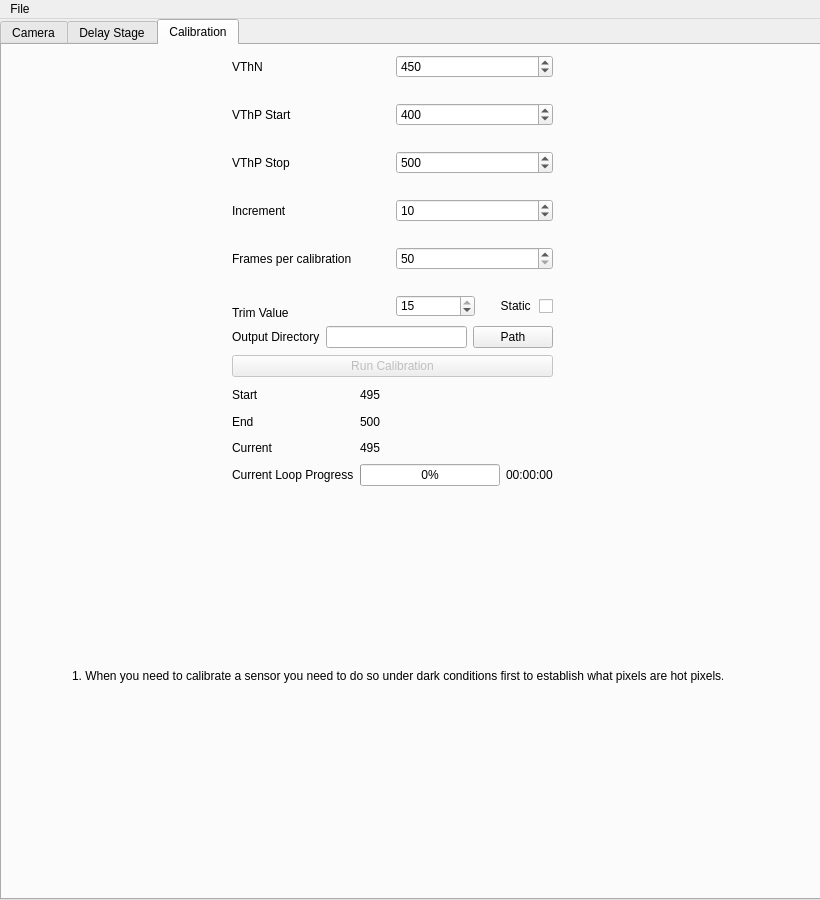
Above: image.ui from jrjfeath/PyMMS before the change. Below: the same form after it.
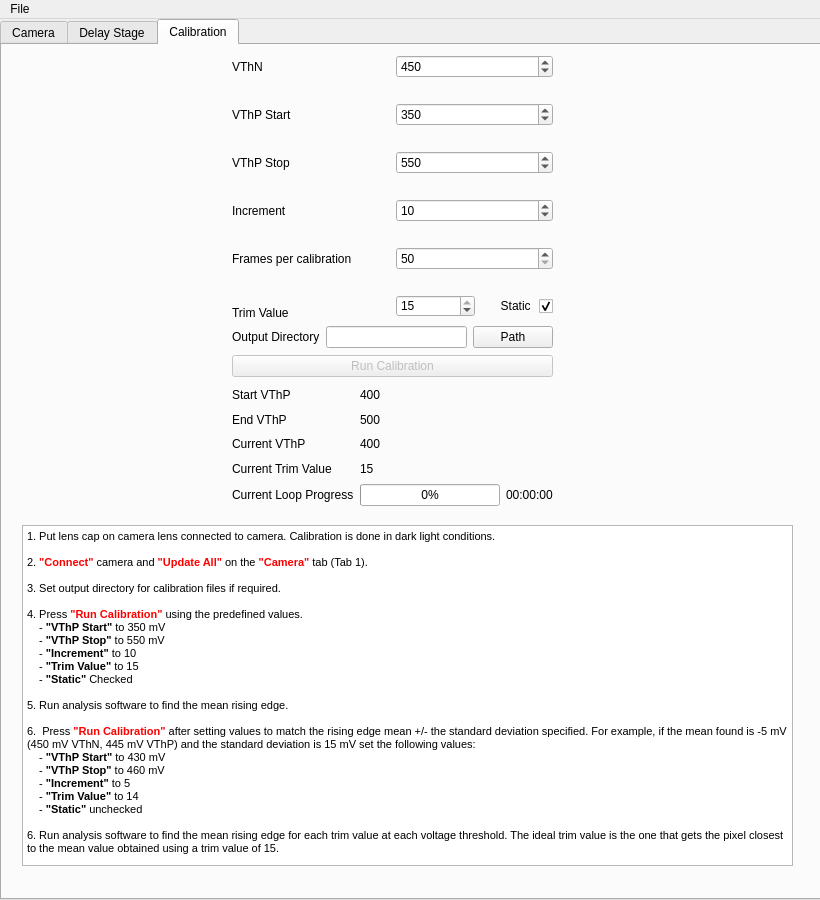
That is the form after the change. The open tabs and pages were chosen to show the change. Custom widgets are drawn as their Qt base class.

The edit to the form file:
```diff
--- a/image.ui
+++ b/image.ui
@@ -1762,37 +1762,31 @@
        </item>
       </layout>
      </widget>
-     <widget class="QLabel" name="label_43">
-      <property name="geometry">
-       <rect>
-        <x>70</x>
-        <y>590</y>
-        <width>651</width>
-        <height>81</height>
-       </rect>
-      </property>
-      <property name="text">
-       <string>1. When you need to calibrate a sensor you need to do so under dark conditions first to establish what pixels are hot pixels.</string>
-      </property>
-     </widget>
      <widget class="QWidget" name="gridLayoutWidget_13">
       <property name="geometry">
        <rect>
         <x>230</x>
         <y>340</y>
         <width>321</width>
-        <height>101</height>
+        <height>121</height>
        </rect>
       </property>
       <layout class="QGridLayout" name="gridLayout_13">
+       <item row="5" column="2">
+        <widget class="QLabel" name="_cal_remaining">
+         <property name="text">
+          <string>00:00:00</string>
+         </property>
+        </widget>
+       </item>
        <item row="3" column="0">
         <widget class="QLabel" name="label_49">
          <property name="text">
-          <string>Current</string>
+          <string>Current VThP</string>
          </property>
         </widget>
        </item>
-       <item row="4" column="1">
+       <item row="5" column="1">
         <widget class="QProgressBar" name="_cal_progress">
          <property name="value">
           <number>0</number>
@@ -1808,7 +1802,7 @@
          </property>
         </widget>
        </item>
-       <item row="4" column="0">
+       <item row="5" column="0">
         <widget class="QLabel" name="label_44">
          <property name="text">
           <string>Current Loop Progress</string>
@@ -1818,7 +1812,7 @@
        <item row="0" column="1">
         <widget class="QLabel" name="_cal_start_l">
          <property name="text">
-          <string>495</string>
+          <string>400</string>
          </property>
         </widget>
        </item>
@@ -1832,28 +1826,35 @@
        <item row="2" column="0">
         <widget class="QLabel" name="label_47">
          <property name="text">
-          <string>End</string>
+          <string>End VThP</string>
          </property>
         </widget>
        </item>
        <item row="0" column="0">
         <widget class="QLabel" name="label_45">
          <property name="text">
-          <string>Start</string>
+          <string>Start VThP</string>
          </property>
         </widget>
        </item>
        <item row="3" column="1">
         <widget class="QLabel" name="_self_cur_l">
          <property name="text">
-          <string>495</string>
+          <string>400</string>
          </property>
         </widget>
        </item>
-       <item row="4" column="2">
-        <widget class="QLabel" name="_cal_remaining">
+       <item row="4" column="0">
+        <widget class="QLabel" name="label_48">
          <property name="text">
-          <string>00:00:00</string>
+          <string>Current Trim Value</string>
+         </property>
+        </widget>
+       </item>
+       <item row="4" column="1">
+        <widget class="QLabel" name="_cal_trim_value">
+         <property name="text">
+          <string>15</string>
          </property>
         </widget>
        </item>
@@ -1928,7 +1929,7 @@
           <number>1000</number>
          </property>
          <property name="value">
-          <number>400</number>
+          <number>350</number>
          </property>
         </widget>
        </item>
@@ -1968,6 +1969,9 @@
            <property name="text">
             <string>Static </string>
            </property>
+           <property name="checked">
+            <bool>true</bool>
+           </property>
           </widget>
          </item>
         </layout>
@@ -1999,12 +2003,51 @@
           <number>1000</number>
          </property>
          <property name="value">
-          <number>500</number>
+          <number>550</number>
          </property>
         </widget>
        </item>
       </layout>
      </widget>
+     <widget class="QTextEdit" name="textEdit">
+      <property name="geometry">
+       <rect>
+        <x>20</x>
+        <y>480</y>
+        <width>771</width>
+        <height>341</height>
+       </rect>
+      </property>
+      <property name="html">
+       <string>&lt;!DOCTYPE HTML PUBLIC &quot;-//W3C//DTD HTML 4.0//EN&quot; &quot;http://www.w3.org/TR/REC-html40/strict.dtd&quot;&gt;
+&lt;html&gt;&lt;head&gt;&lt;meta name=&quot;qrichtext&quot; content=&quot;1&quot; /&gt;&lt;style type=&quot;text/css&quot;&gt;
+p, li { white-space: pre-wrap; }
+&lt;/style&gt;&lt;/head&gt;&lt;body style=&quot; font-family:'MS Shell Dlg 2'; font-size:8.25pt; font-weight:400; font-style:normal;&quot;&gt;
+&lt;p style=&quot; margin-top:0px; margin-bottom:0px; margin-left:0px; margin-right:0px; -qt-block-indent:0; text-indent:0px;&quot;&gt;&lt;span style=&quot; font-size:8pt;&quot;&gt;1. Put lens cap on camera lens connected to camera. Calibration is done in dark light conditions.&lt;/span&gt;&lt;/p&gt;
+&lt;p style=&quot;-qt-paragraph-type:empty; margin-top:0px; margin-bottom:0px; margin-left:0px; margin-right:0px; -qt-block-indent:0; text-indent:0px; font-size:8pt;&quot;&gt;&lt;br /&gt;&lt;/p&gt;
+&lt;p style=&quot; margin-top:0px; margin-bottom:0px; margin-left:0px; margin-right:0px; -qt-block-indent:0; text-indent:0px;&quot;&gt;&lt;span style=&quot; font-size:8pt;&quot;&gt;2. &lt;/span&gt;&lt;span style=&quot; font-size:8pt; font-weight:600; color:#ff0000;&quot;&gt;&amp;quot;Connect&amp;quot;&lt;/span&gt;&lt;span style=&quot; font-size:8pt;&quot;&gt; camera and&lt;/span&gt;&lt;span style=&quot; font-size:8pt; font-weight:600;&quot;&gt; &lt;/span&gt;&lt;span style=&quot; font-size:8pt; font-weight:600; color:#ff0000;&quot;&gt;&amp;quot;Update All&amp;quot;&lt;/span&gt;&lt;span style=&quot; font-size:8pt;&quot;&gt; on the &lt;/span&gt;&lt;span style=&quot; font-size:8pt; font-weight:600; color:#ff0000;&quot;&gt;&amp;quot;Camera&amp;quot;&lt;/span&gt;&lt;span style=&quot; font-size:8pt;&quot;&gt; tab (Tab 1).&lt;/span&gt;&lt;/p&gt;
+&lt;p style=&quot;-qt-paragraph-type:empty; margin-top:0px; margin-bottom:0px; margin-left:0px; margin-right:0px; -qt-block-indent:0; text-indent:0px; font-size:8pt;&quot;&gt;&lt;br /&gt;&lt;/p&gt;
+&lt;p style=&quot; margin-top:0px; margin-bottom:0px; margin-left:0px; margin-right:0px; -qt-block-indent:0; text-indent:0px;&quot;&gt;&lt;span style=&quot; font-size:8pt;&quot;&gt;3. Set output directory for calibration files if required.&lt;/span&gt;&lt;/p&gt;
+&lt;p style=&quot;-qt-paragraph-type:empty; margin-top:0px; margin-bottom:0px; margin-left:0px; margin-right:0px; -qt-block-indent:0; text-indent:0px; font-size:8pt;&quot;&gt;&lt;br /&gt;&lt;/p&gt;
+&lt;p style=&quot; margin-top:0px; margin-bottom:0px; margin-left:0px; margin-right:0px; -qt-block-indent:0; text-indent:0px;&quot;&gt;&lt;span style=&quot; font-size:8pt;&quot;&gt;4. Press &lt;/span&gt;&lt;span style=&quot; font-size:8pt; font-weight:600; color:#ff0000;&quot;&gt;&amp;quot;Run Calibration&amp;quot;&lt;/span&gt;&lt;span style=&quot; font-size:8pt;&quot;&gt; using the predefined values.&lt;/span&gt;&lt;/p&gt;
+&lt;p style=&quot; margin-top:0px; margin-bottom:0px; margin-left:0px; margin-right:0px; -qt-block-indent:0; text-indent:0px;&quot;&gt;&lt;span style=&quot; font-size:8pt;&quot;&gt;    - &lt;/span&gt;&lt;span style=&quot; font-size:8pt; font-weight:600;&quot;&gt;&amp;quot;VThP Start&amp;quot;&lt;/span&gt;&lt;span style=&quot; font-size:8pt;&quot;&gt; to 350 mV &lt;/span&gt;&lt;/p&gt;
+&lt;p style=&quot; margin-top:0px; margin-bottom:0px; margin-left:0px; margin-right:0px; -qt-block-indent:0; text-indent:0px;&quot;&gt;&lt;span style=&quot; font-size:8pt;&quot;&gt;    - &lt;/span&gt;&lt;span style=&quot; font-size:8pt; font-weight:600;&quot;&gt;&amp;quot;VThP Stop&amp;quot;&lt;/span&gt;&lt;span style=&quot; font-size:8pt;&quot;&gt; to 550 mV&lt;/span&gt;&lt;/p&gt;
+&lt;p style=&quot; margin-top:0px; margin-bottom:0px; margin-left:0px; margin-right:0px; -qt-block-indent:0; text-indent:0px;&quot;&gt;&lt;span style=&quot; font-size:8pt;&quot;&gt;    - &lt;/span&gt;&lt;span style=&quot; font-size:8pt; font-weight:600;&quot;&gt;&amp;quot;Increment&amp;quot;&lt;/span&gt;&lt;span style=&quot; font-size:8pt;&quot;&gt; to 10&lt;/span&gt;&lt;/p&gt;
+&lt;p style=&quot; margin-top:0px; margin-bottom:0px; margin-left:0px; margin-right:0px; -qt-block-indent:0; text-indent:0px;&quot;&gt;&lt;span style=&quot; font-size:8pt;&quot;&gt;    - &lt;/span&gt;&lt;span style=&quot; font-size:8pt; font-weight:600;&quot;&gt;&amp;quot;Trim Value&amp;quot;&lt;/span&gt;&lt;span style=&quot; font-size:8pt;&quot;&gt; to 15&lt;/span&gt;&lt;/p&gt;
+&lt;p style=&quot; margin-top:0px; margin-bottom:0px; margin-left:0px; margin-right:0px; -qt-block-indent:0; text-indent:0px;&quot;&gt;&lt;span style=&quot; font-size:8pt;&quot;&gt;    - &lt;/span&gt;&lt;span style=&quot; font-size:8pt; font-weight:600;&quot;&gt;&amp;quot;Static&amp;quot;&lt;/span&gt;&lt;span style=&quot; font-size:8pt;&quot;&gt; Checked&lt;/span&gt;&lt;/p&gt;
+&lt;p style=&quot;-qt-paragraph-type:empty; margin-top:0px; margin-bottom:0px; margin-left:0px; margin-right:0px; -qt-block-indent:0; text-indent:0px; font-size:8pt;&quot;&gt;&lt;br /&gt;&lt;/p&gt;
+&lt;p style=&quot; margin-top:0px; margin-bottom:0px; margin-left:0px; margin-right:0px; -qt-block-indent:0; text-indent:0px;&quot;&gt;&lt;span style=&quot; font-size:8pt;&quot;&gt;5. Run analysis software to find the mean rising edge.&lt;/span&gt;&lt;/p&gt;
+&lt;p style=&quot;-qt-paragraph-type:empty; margin-top:0px; margin-bottom:0px; margin-left:0px; margin-right:0px; -qt-block-indent:0; text-indent:0px; font-size:8pt;&quot;&gt;&lt;br /&gt;&lt;/p&gt;
+&lt;p style=&quot; margin-top:0px; margin-bottom:0px; margin-left:0px; margin-right:0px; -qt-block-indent:0; text-indent:0px;&quot;&gt;&lt;span style=&quot; font-size:8pt;&quot;&gt;6.  Press &lt;/span&gt;&lt;span style=&quot; font-size:8pt; font-weight:600; color:#ff0000;&quot;&gt;&amp;quot;Run Calibration&amp;quot;&lt;/span&gt;&lt;span style=&quot; font-size:8pt;&quot;&gt; after setting values to match the rising edge mean +/- the standard deviation specified. For example, if the mean found is -5 mV (450 mV VThN, 445 mV VThP) and the standard deviation is 15 mV set the following values:&lt;/span&gt;&lt;/p&gt;
+&lt;p style=&quot; margin-top:0px; margin-bottom:0px; margin-left:0px; margin-right:0px; -qt-block-indent:0; text-indent:0px;&quot;&gt;&lt;span style=&quot; font-size:8pt;&quot;&gt;    - &lt;/span&gt;&lt;span style=&quot; font-size:8pt; font-weight:600;&quot;&gt;&amp;quot;VThP Start&amp;quot;&lt;/span&gt;&lt;span style=&quot; font-size:8pt;&quot;&gt; to 430 mV &lt;/span&gt;&lt;/p&gt;
+&lt;p style=&quot; margin-top:0px; margin-bottom:0px; margin-left:0px; margin-right:0px; -qt-block-indent:0; text-indent:0px;&quot;&gt;&lt;span style=&quot; font-size:8pt;&quot;&gt;    - &lt;/span&gt;&lt;span style=&quot; font-size:8pt; font-weight:600;&quot;&gt;&amp;quot;VThP Stop&amp;quot;&lt;/span&gt;&lt;span style=&quot; font-size:8pt;&quot;&gt; to 460 mV&lt;/span&gt;&lt;/p&gt;
+&lt;p style=&quot; margin-top:0px; margin-bottom:0px; margin-left:0px; margin-right:0px; -qt-block-indent:0; text-indent:0px;&quot;&gt;&lt;span style=&quot; font-size:8pt;&quot;&gt;    - &lt;/span&gt;&lt;span style=&quot; font-size:8pt; font-weight:600;&quot;&gt;&amp;quot;Increment&amp;quot;&lt;/span&gt;&lt;span style=&quot; font-size:8pt;&quot;&gt; to 5&lt;/span&gt;&lt;/p&gt;
+&lt;p style=&quot; margin-top:0px; margin-bottom:0px; margin-left:0px; margin-right:0px; -qt-block-indent:0; text-indent:0px;&quot;&gt;&lt;span style=&quot; font-size:8pt;&quot;&gt;    - &lt;/span&gt;&lt;span style=&quot; font-size:8pt; font-weight:600;&quot;&gt;&amp;quot;Trim Value&amp;quot;&lt;/span&gt;&lt;span style=&quot; font-size:8pt;&quot;&gt; to 14&lt;/span&gt;&lt;/p&gt;
+&lt;p style=&quot; margin-top:0px; margin-bottom:0px; margin-left:0px; margin-right:0px; -qt-block-indent:0; text-indent:0px;&quot;&gt;&lt;span style=&quot; font-size:8pt;&quot;&gt;    - &lt;/span&gt;&lt;span style=&quot; font-size:8pt; font-weight:600;&quot;&gt;&amp;quot;Static&amp;quot;&lt;/span&gt;&lt;span style=&quot; font-size:8pt;&quot;&gt; unchecked&lt;/span&gt;&lt;/p&gt;
+&lt;p style=&quot;-qt-paragraph-type:empty; margin-top:0px; margin-bottom:0px; margin-left:0px; margin-right:0px; -qt-block-indent:0; text-indent:0px; font-size:8pt;&quot;&gt;&lt;br /&gt;&lt;/p&gt;
+&lt;p style=&quot; margin-top:0px; margin-bottom:0px; margin-left:0px; margin-right:0px; -qt-block-indent:0; text-indent:0px;&quot;&gt;&lt;span style=&quot; font-size:8pt;&quot;&gt;6. Run analysis software to find the mean rising edge for each trim value at each voltage threshold. The ideal trim value is the one that gets the pixel closest to the mean value obtained using a trim value of 15.&lt;/span&gt;&lt;/p&gt;&lt;/body&gt;&lt;/html&gt;</string>
+      </property>
+     </widget>
     </widget>
    </widget>
   </widget>
```
